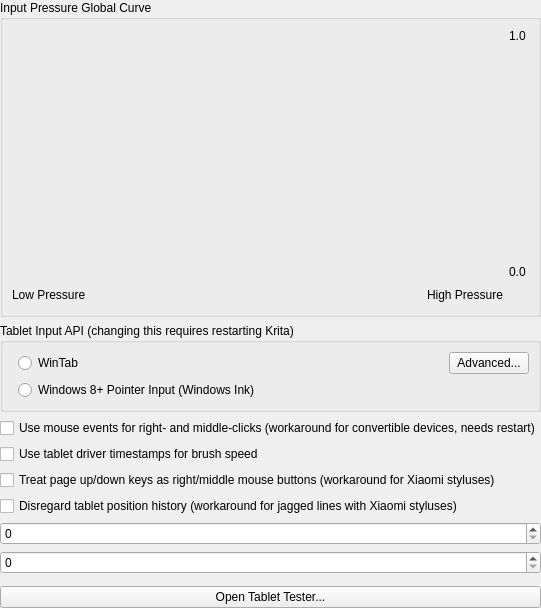
Above: libs/ui/forms/wdgtabletsettings.ui from KDE/krita before the change. Below: the same form after it.
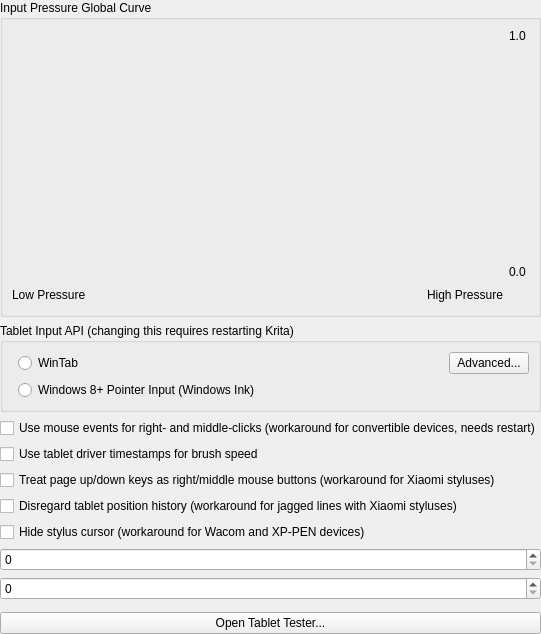
That is the form after the change. Custom widgets are drawn as their Qt base class.

Commit message:
[android] Allow toggling cursor hiding workaround
Enabled by default on devices with known-busted cursors, namely Wacom
and XP-PEN. On many devices this doesn't actually matter because they
don't show cursors for styluses in the first place.

Patch:
```diff
--- a/libs/ui/forms/wdgtabletsettings.ui
+++ b/libs/ui/forms/wdgtabletsettings.ui
@@ -202,6 +202,13 @@
      </property>
     </widget>
    </item>
+   <item>
+    <widget class="QCheckBox" name="chkHideTouchAndStylusCursorsWorkaround">
+     <property name="text">
+      <string>Hide stylus cursor (workaround for Wacom and XP-PEN devices)</string>
+     </property>
+    </widget>
+   </item>
    <item>
     <widget class="KisSliderSpinBox" name="intMaxAllowedBrushSpeed" native="true">
      <property name="sizePolicy">
```
The commit also changes 9 other files.
